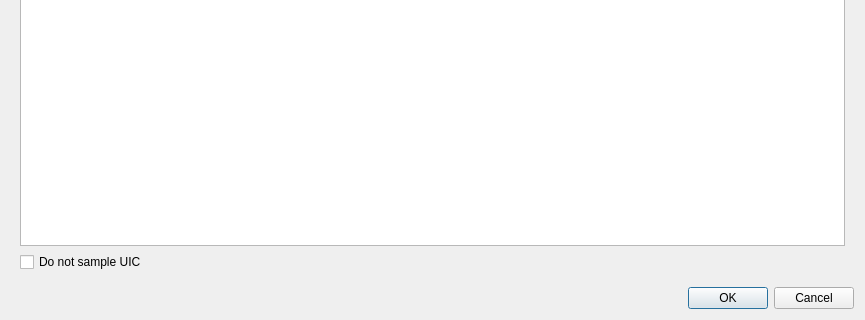
The window that wizard_dialog.ui (sklencar/rrm-plugin) describes before a commit, drawn with Qt 5; both pictures show x 0 to 865 and y 745 to 1065 of the 865 by 1065 pixel window.
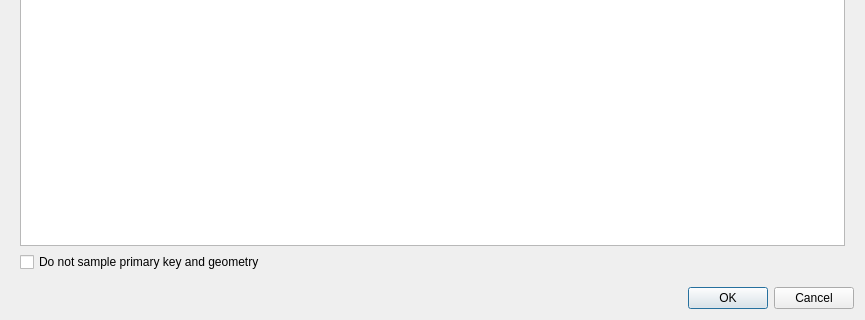
The same window after the commit.

Commit message: Fix filtering tables/fields with prefix/suffix if more tables have same name after applying filter.

Diff of the .ui file:
```diff
--- a/wizard_dialog.ui
+++ b/wizard_dialog.ui
@@ -140,7 +140,7 @@
       <item>
        <widget class="QCheckBox" name="doSampleCheck">
         <property name="text">
-         <string>Do not sample UIC</string>
+         <string>Do not sample primary key and geometry</string>
         </property>
         <property name="checked">
          <bool>false</bool>
```
The commit also changes 2 other files.
